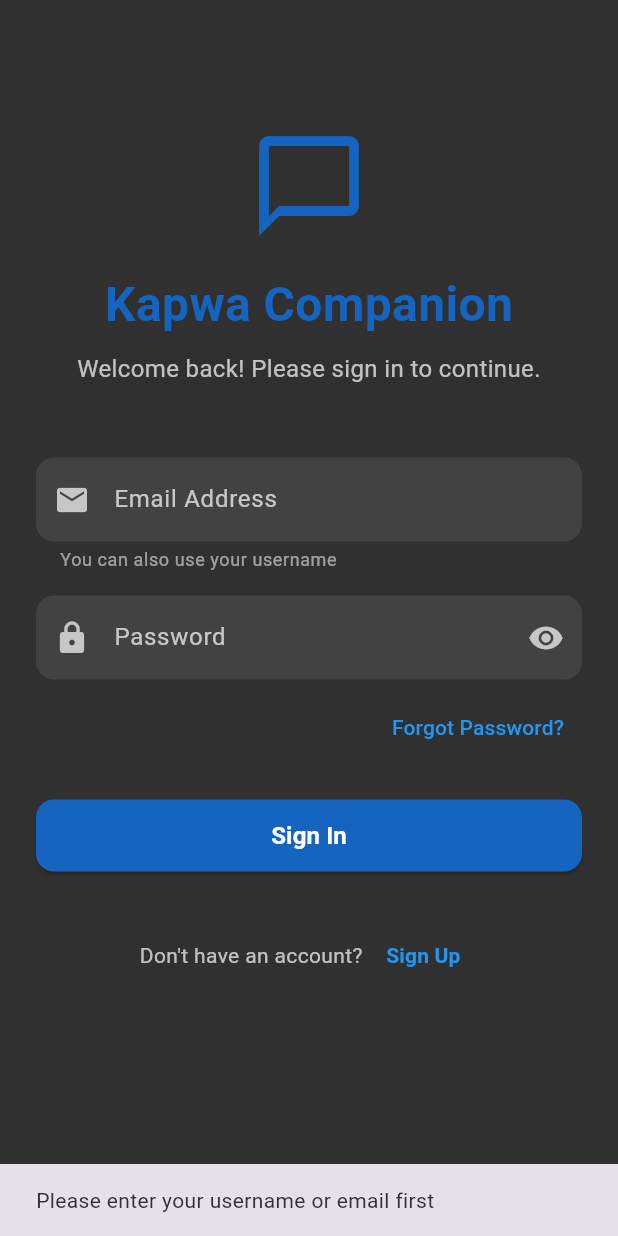
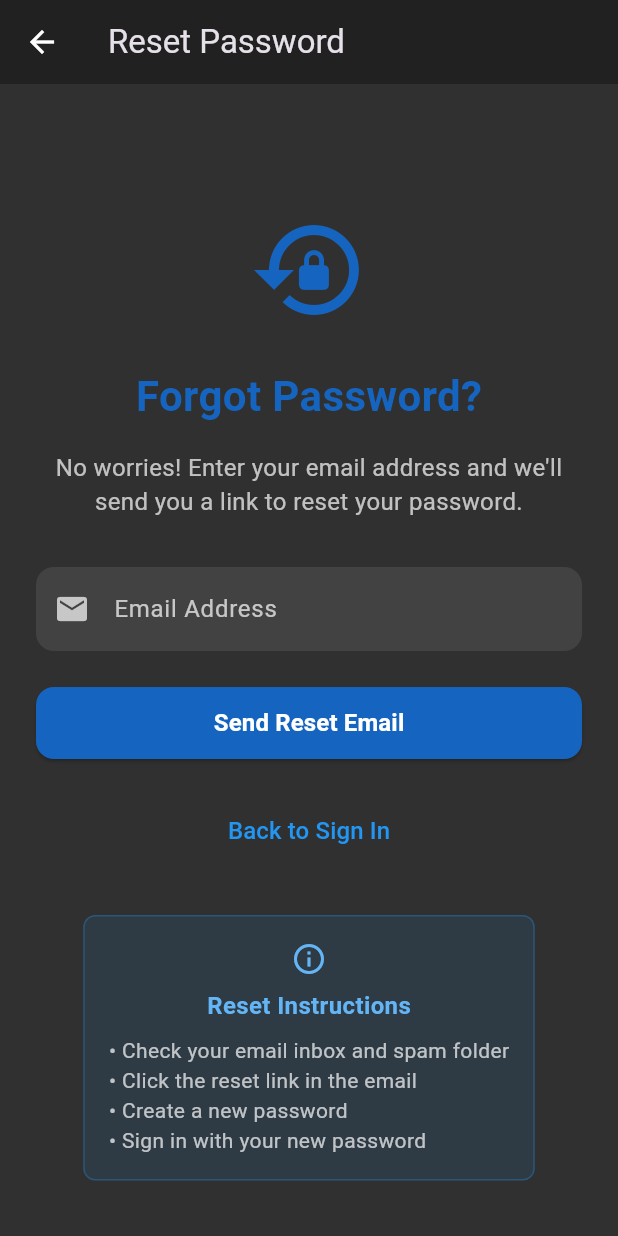
Before and after one commit to billee/podcasts, a Flutter app: the LoginScreen screen opened directly, after a tap on "Forgot Password?", on a phone screen of 412 x 824 dp. Run offline on Flutter 3.47's test engine with Material 3 defaults, Android fonts, the light colour scheme and no system bars; our stand-ins replace audioplayers, cloud_firestore, firebase_auth, firebase_core, flutter_dotenv, shared_preferences; accounts and stored records are empty.

Commit message:
fix the forgot password system

```diff
--- /dev/null
+++ b/lib/screens/auth/forgot_password_screen.dart
@@ -0,0 +1,282 @@
+import 'package:flutter/material.dart';
+import 'package:kapwa_companion_basic/services/auth_service.dart';
+import 'package:logging/logging.dart';
+
+class ForgotPasswordScreen extends StatefulWidget {
+  const ForgotPasswordScreen({super.key});
+
+  @override
+  State<ForgotPasswordScreen> createState() => _ForgotPasswordScreenState();
+}
+
+class _ForgotPasswordScreenState extends State<ForgotPasswordScreen> {
+  final Logger _logger = Logger('ForgotPasswordScreen');
+  final _formKey = GlobalKey<FormState>();
+  final _inputController = TextEditingController();
+
+  bool _isLoading = false;
+  String? _successMessage;
+  String? _errorMessage;
+
+  @override
+  void dispose() {
+    _inputController.dispose();
+    super.dispose();
+  }
+
+  @override
+  Widget build(BuildContext context) {
+    return Scaffold(
+      backgroundColor: Colors.grey[850],
+      appBar: AppBar(
+        title: const Text('Reset Password'),
+        backgroundColor: Colors.grey[900],
+        leading: IconButton(
+          icon: const Icon(Icons.arrow_back, color: Colors.white),
+          onPressed: () => Navigator.pop(context),
+        ),
+      ),
+      body: SingleChildScrollView(
+        padding: const EdgeInsets.all(24.0),
+        child: Column(
+          mainAxisAlignment: MainAxisAlignment.center,
+          children: [
+            const SizedBox(height: 60),
+
+            Icon(
+              Icons.lock_reset,
+              size: 80,
+              color: Colors.blue[800],
+            ),
+
+            const SizedBox(height: 24),
+
+            Text(
+              'Forgot Password?',
+              style: TextStyle(
+                fontSize: 28,
+                fontWeight: FontWeight.bold,
+                color: Colors.blue[800],
+              ),
+            ),
+
+            const SizedBox(height: 16),
+
+            const Text(
+              'No worries! Enter your email address and we\'ll send you a link to reset your password.',
+              style: TextStyle(
+                fontSize: 16,
+                color: Colors.white70,
+              ),
+              textAlign: TextAlign.center,
+            ),
+
+            const SizedBox(height: 32),
+
+            Form(
+              key: _formKey,
+              child: Column(
+                children: [
+                  TextFormField(
+                    controller: _inputController,
+                    keyboardType: TextInputType.emailAddress,
+                    decoration: InputDecoration(
+                      labelText: 'Email Address',
+                      hintText: 'Enter your email address',
+                      prefixIcon: const Icon(Icons.email, color: Colors.white70),
+                      filled: true,
+                      fillColor: Colors.grey[800],
+                      border: OutlineInputBorder(
+                        borderRadius: BorderRadius.circular(12),
+                        borderSide: BorderSide.none,
+                      ),
+                      labelStyle: const TextStyle(color: Colors.white70),
+                      hintStyle: const TextStyle(color: Colors.white54),
+                    ),
+                    style: const TextStyle(color: Colors.white),
+                    validator: (value) {
+                      if (value == null || value.trim().isEmpty) {
+                        return 'Please enter your email address';
+                      }
+                      if (!RegExp(r'^[\w-\.]+@([\w-]+\.)+[\w-]{2,4}$').hasMatch(value.trim())) {
+                        return 'Please enter a valid email address';
+                      }
+                      return null;
+                    },
+                  ),
+
+                  const SizedBox(height: 24),
+
+                  // Success Message
+                  if (_successMessage != null)
+                    Container(
+                      width: double.infinity,
+                      padding: const EdgeInsets.all(12),
+                      margin: const EdgeInsets.only(bottom: 16),
+                      decoration: BoxDecoration(
+                        color: Colors.green.withOpacity(0.1),
+                        borderRadius: BorderRadius.circular(8),
+                        border: Border.all(color: Colors.green.withOpacity(0.3)),
+                      ),
+                      child: Row(
+                        children: [
+                          const Icon(Icons.check_circle, color: Colors.green),
+                          const SizedBox(width: 8),
+                          Expanded(
+                            child: Text(
+                              _successMessage!,
+                              style: const TextStyle(color: Colors.green),
+                            ),
+                          ),
+                        ],
+                      ),
+                    ),
+
+                  // Error Message
+                  if (_errorMessage != null)
+                    Container(
+                      width: double.infinity,
+                      padding: const EdgeInsets.all(12),
+                      margin: const EdgeInsets.only(bottom: 16),
+                      decoration: BoxDecoration(
+                        color: Colors.red.withOpacity(0.1),
+                        borderRadius: BorderRadius.circular(8),
+                        border: Border.all(color: Colors.red.withOpacity(0.3)),
+                      ),
+                      child: Row(
+                        children: [
+                          const Icon(Icons.error, color: Colors.red),
+                          const SizedBox(width: 8),
+                          Expanded(
+                            child: Text(
+                              _errorMessage!,
+                              style: const TextStyle(color: Colors.red),
+                            ),
+                          ),
+                        ],
+                      ),
+                    ),
+
+                  // Send Reset Email Button
+                  SizedBox(
+                    width: double.infinity,
+                    height: 48,
+                    child: ElevatedButton(
+                      onPressed: _isLoading ? null : _sendResetEmail,
+                      style: ElevatedButton.styleFrom(
+                        backgroundColor: Colors.blue[800],
+                        foregroundColor: Colors.white,
+                        shape: RoundedRectangleBorder(
+                          borderRadius: BorderRadius.circular(12),
+                        ),
+                      ),
+                      child: _isLoading
+                          ? const SizedBox(
+                              height: 20,
+                              width: 20,
+                              child: CircularProgressIndicator(
+                                strokeWidth: 2,
+                                valueColor: AlwaysStoppedAnimation<Color>(Colors.white),
+                              ),
+                            )
+                          : const Text(
+                              'Send Reset Email',
+                              style: TextStyle(
+                                fontSize: 16,
+                                fontWeight: FontWeight.bold,
+                              ),
+                            ),
+                    ),
+                  ),
+
+                  const SizedBox(height: 24),
+
+                  // Back to Login
+                  TextButton(
+                    onPressed: () => Navigator.pop(context),
+                    child: const Text(
+                      'Back to Sign In',
+                      style: TextStyle(
+                        color: Colors.blue,
+                        fontSize: 16,
+                      ),
+                    ),
+                  ),
+                ],
+              ),
+            ),
+
+            const SizedBox(height: 32),
+
+            Container(
+              padding: const EdgeInsets.all(16),
+              decoration: BoxDecoration(
+                color: Colors.blue.withOpacity(0.1),
+                borderRadius: BorderRadius.circular(8),
+                border: Border.all(color: Colors.blue.withOpacity(0.3)),
+              ),
+              child: Column(
+                children: [
+                  Icon(
+                    Icons.info_outline,
+                    color: Colors.blue[300],
+                    size: 24,
+                  ),
+                  const SizedBox(height: 8),
+                  Text(
+                    'Reset Instructions',
+                    style: TextStyle(
+                      color: Colors.blue[300],
+                      fontWeight: FontWeight.bold,
+                      fontSize: 16,
+                    ),
+                  ),
+                  const SizedBox(height: 8),
+                  const Text(
+                    '• Check your email inbox and spam folder\n'
+                    '• Click the reset link in the email\n'
+                    '• Create a new password\n'
+                    '• Sign in with your new password',
+                    style: TextStyle(color: Colors.white70, fontSize: 14),
+                  ),
+                ],
+              ),
+            ),
+          ],
+        ),
+      ),
+    );
+  }
+
+  Future<void> _sendResetEmail() async {
+    if (!_formKey.currentState!.validate()) return;
+
+    setState(() {
+      _isLoading = true;
+      _errorMessage = null;
+      _successMessage = null;
+    });
+
+    try {
+      final email = _inputController.text.trim();
+
+      await AuthService.resetPassword(email);
+      _logger.info('Password reset email sent to: $email');
+
+      setState(() {
+        _successMessage = 'Password reset email sent! Please check your inbox and spam folder.';
+        _isLoading = false;
+      });
+
+      // Clear the input field
+      _inputController.clear();
+
+    } catch (e) {
+      setState(() {
+        _errorMessage = e.toString();
+        _isLoading = false;
+      });
+      _logger.severe('Password reset error: $e');
+    }
+  }
+}
--- a/lib/screens/auth/login_screen.dart
+++ b/lib/screens/auth/login_screen.dart
@@ -2,6 +2,7 @@ import 'package:flutter/material.dart';
 import 'package:firebase_auth/firebase_auth.dart';
 import 'package:kapwa_companion_basic/screens/auth/signup_screen.dart';
 import 'package:kapwa_companion_basic/screens/auth/email_verification_screen.dart';
+import 'package:kapwa_companion_basic/screens/auth/forgot_password_screen.dart';
 import 'package:kapwa_companion_basic/screens/main_screen.dart';
 import 'package:kapwa_companion_basic/services/auth_service.dart';
 import 'package:logging/logging.dart';
@@ -110,76 +111,162 @@ class _LoginScreenState extends State<LoginScreen> {
         error.contains('No account found with this username') ||
         error.contains('user-not-found') ||
         error.contains('User not found')) {
-      return 'No account found. Please sign up first.';
+      return 'No account found with this email. Please sign up first.';
+    } else if (error.contains('Incorrect password')) {
+      return 'Incorrect password. Please try again or use "Forgot Password?" to reset it.';
     } else if (error.contains('wrong-password') ||
         error.contains('invalid-password')) {
-      return 'Incorrect password. Please try again.';
+      return 'Incorrect password. Please try again or use "Forgot Password?" to reset it.';
     } else if (error.contains('user-disabled')) {
       return 'This account has been disabled. Please contact support.';
     } else if (error.contains('too-many-requests')) {
       return 'Too many failed attempts. Please try again later.';
     } else if (error.contains('invalid-credential')) {
-      return 'No account found with these credentials. Please sign up first.';
+      return 'Invalid credentials. Please check your email and password, or sign up if you don\'t have an account.';
     } else if (error.contains('invalid-email')) {
       return 'Invalid email format. Please enter a valid email address.';
     } else {
-      return 'Sign in failed. Please check your credentials and try again.';
+      return 'Sign in failed. Please check your credentials or sign up if you don\'t have an account.';
     }
   }
 
   Future<void> _resetPassword() async {
-    if (_loginController.text.trim().isEmpty) {
+    Navigator.push(
+      context,
+      MaterialPageRoute(
+        builder: (context) => const ForgotPasswordScreen(),
+      ),
+    );
+  }
+
+  void _showForgotPasswordDialog() {
+    final TextEditingController resetController = TextEditingController();
+    bool isLoading = false;
+
+    showDialog(
+      context: context,
+      builder: (BuildContext context) {
+        return StatefulBuilder(
+          builder: (context, setState) {
+            return AlertDialog(
+              backgroundColor: Colors.grey[800],
+              title: Row(
+                children: [
+                  Icon(Icons.lock_reset, color: Colors.blue[800]),
+                  const SizedBox(width: 8),
+                  const Text(
+                    'Reset Password',
+                    style: TextStyle(color: Colors.white),
+                  ),
+                ],
+              ),
+              content: Column(
+                mainAxisSize: MainAxisSize.min,
+                crossAxisAlignment: CrossAxisAlignment.start,
+                children: [
+                  const Text(
+                    'Enter your email address to reset your password.',
+                    style: TextStyle(color: Colors.white70),
+                  ),
+                  const SizedBox(height: 16),
+                  TextField(
+                    controller: resetController,
+                    keyboardType: TextInputType.emailAddress,
+                    decoration: InputDecoration(
+                      labelText: 'Email Address',
+                      hintText: 'Enter your email address',
+                      prefixIcon: const Icon(Icons.email, color: Colors.white70),
+                      filled: true,
+                      fillColor: Colors.grey[700],
+                      border: OutlineInputBorder(
+                        borderRadius: BorderRadius.circular(8),
+                        borderSide: BorderSide.none,
+                      ),
+                      labelStyle: const TextStyle(color: Colors.white70),
+                      hintStyle: const TextStyle(color: Colors.white54),
+                    ),
+                    style: const TextStyle(color: Colors.white),
+                  ),
+                ],
+              ),
+              actions: [
+                TextButton(
+                  onPressed: isLoading ? null : () {
+                    Navigator.of(context).pop();
+                  },
+                  child: const Text('Cancel'),
+                ),
+                ElevatedButton(
+                  onPressed: isLoading ? null : () async {
+                    final email = resetController.text.trim();
+                    if (email.isEmpty) {
                       ScaffoldMessenger.of(context).showSnackBar(
                         const SnackBar(
-          content: Text('Please enter your username or email first'),
+                          content: Text('Please enter your email address'),
+                          backgroundColor: Colors.orange,
                         ),
                       );
                       return;
                     }
 
-    try {
-      final loginInput = _loginController.text.trim();
-      bool isEmail = loginInput.contains('@') && loginInput.contains('.');
-
-      if (isEmail) {
-        // Reset password using email
-        await AuthService.resetPassword(loginInput);
-
-        if (mounted) {
+                    if (!RegExp(r'^[\w-\.]+@([\w-]+\.)+[\w-]{2,4}$').hasMatch(email)) {
                       ScaffoldMessenger.of(context).showSnackBar(
                         const SnackBar(
-              content: Text('Password reset email sent. Check your inbox.'),
+                          content: Text('Please enter a valid email address'),
+                          backgroundColor: Colors.orange,
+                        ),
+                      );
+                      return;
+                    }
+
+                    setState(() {
+                      isLoading = true;
+                    });
+
+                    try {
+                      await AuthService.resetPassword(email);
+
+                      Navigator.of(context).pop();
+                      ScaffoldMessenger.of(context).showSnackBar(
+                        const SnackBar(
+                          content: Text('Password reset email sent! Please check your inbox.'),
                           backgroundColor: Colors.green,
                           duration: Duration(seconds: 4),
                         ),
                       );
-        }
-      } else {
-        // Reset password using username
-        await AuthService.resetPasswordByUsername(loginInput);
-
-        if (mounted) {
+                    } catch (e) {
+                      setState(() {
+                        isLoading = false;
+                      });
                       ScaffoldMessenger.of(context).showSnackBar(
-            const SnackBar(
-              content: Text(
-                  'Password reset request submitted. Our support team will contact you soon.'),
-              backgroundColor: Colors.green,
-              duration: Duration(seconds: 4),
+                        SnackBar(
+                          content: Text(e.toString()),
+                          backgroundColor: Colors.red,
+                          duration: const Duration(seconds: 4),
                         ),
                       );
                     }
-      }
-    } catch (e) {
-      if (mounted) {
-        ScaffoldMessenger.of(context).showSnackBar(
-          SnackBar(
-            content: Text(e.toString()),
-            backgroundColor: Colors.orange,
-            duration: Duration(seconds: 4),
+                  },
+                  style: ElevatedButton.styleFrom(
+                    backgroundColor: Colors.blue[800],
                   ),
+                  child: isLoading
+                      ? const SizedBox(
+                          height: 20,
+                          width: 20,
+                          child: CircularProgressIndicator(
+                            strokeWidth: 2,
+                            valueColor: AlwaysStoppedAnimation<Color>(Colors.white),
+                          ),
+                        )
+                      : const Text('Send Reset Email'),
+                ),
+              ],
             );
-      }
-    }
+          },
+        );
+      },
+    );
   }
 
   void _showEmailVerificationWarning(String email) {
--- a/lib/services/auth_service.dart
+++ b/lib/services/auth_service.dart
@@ -374,10 +374,29 @@ class AuthService {
 
   static Future<void> resetPassword(String email) async {
     try {
+      // First check if user exists in our database
+      final userQuery = await _firestore
+          .collection('users')
+          .where('email', isEqualTo: email)
+          .limit(1)
+          .get();
+
+      if (userQuery.docs.isEmpty) {
+        throw 'No account found with this email address. Please check your email or sign up first.';
+      }
+
+      // Send password reset email
       await _auth.sendPasswordResetEmail(email: email);
+      _logger.info('Password reset email sent to: $email');
     } on FirebaseAuthException catch (e) {
       _logger.severe('Password reset error: ${e.code} - ${e.message}');
+      if (e.code == 'user-not-found') {
+        throw 'No account found with this email address. Please check your email or sign up first.';
+      }
       throw _handleAuthException(e);
+    } catch (e) {
+      _logger.severe('Password reset error: $e');
+      rethrow;
     }
   }
 
@@ -389,14 +408,21 @@ class AuthService {
           .limit(1)
           .get();
 
-      if (query.docs.isEmpty) throw 'Username not found';
+      if (query.docs.isEmpty) {
+        throw 'No account found with this username. Please check your username or sign up first.';
+      }
 
-      await _firestore.collection('password_reset_requests').add({
-        'username': username,
-        'userId': query.docs.first.id,
-        'requestedAt': FieldValue.serverTimestamp(),
-        'status': 'pending',
-      });
+      // Get the email associated with this username
+      final userData = query.docs.first.data() as Map<String, dynamic>;
+      final email = userData['email'] as String?;
+
+      if (email == null || email.isEmpty) {
+        throw 'No email associated with this username. Please contact support.';
+      }
+
+      // Send password reset email using the associated email
+      await _auth.sendPasswordResetEmail(email: email);
+      _logger.info('Password reset email sent to: $email for username: $username');
     } catch (e) {
       _logger.severe('Username password reset error: $e');
       rethrow;
```
Lines whose indentation alone changed are shown as unchanged.
